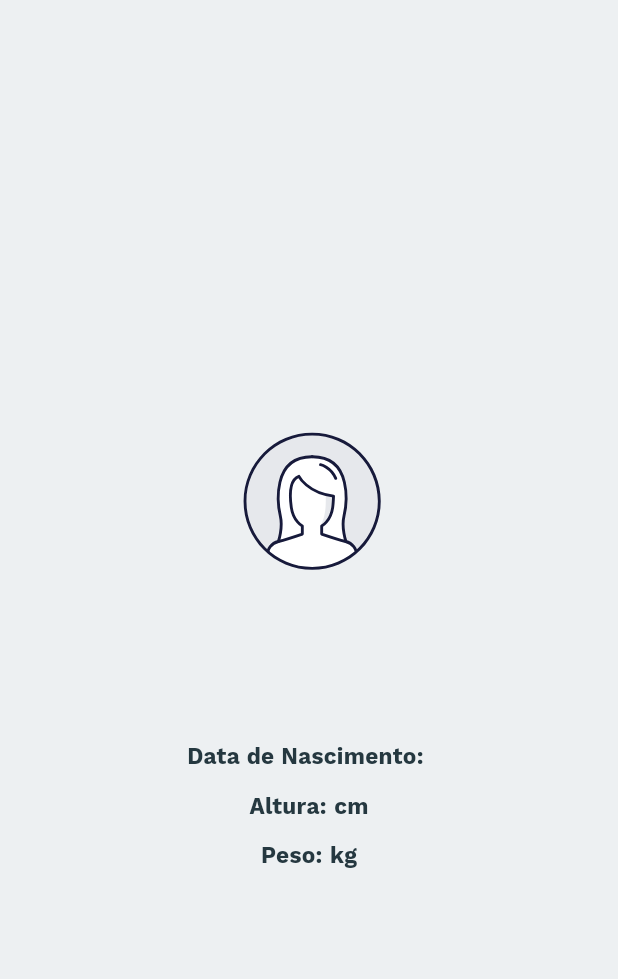
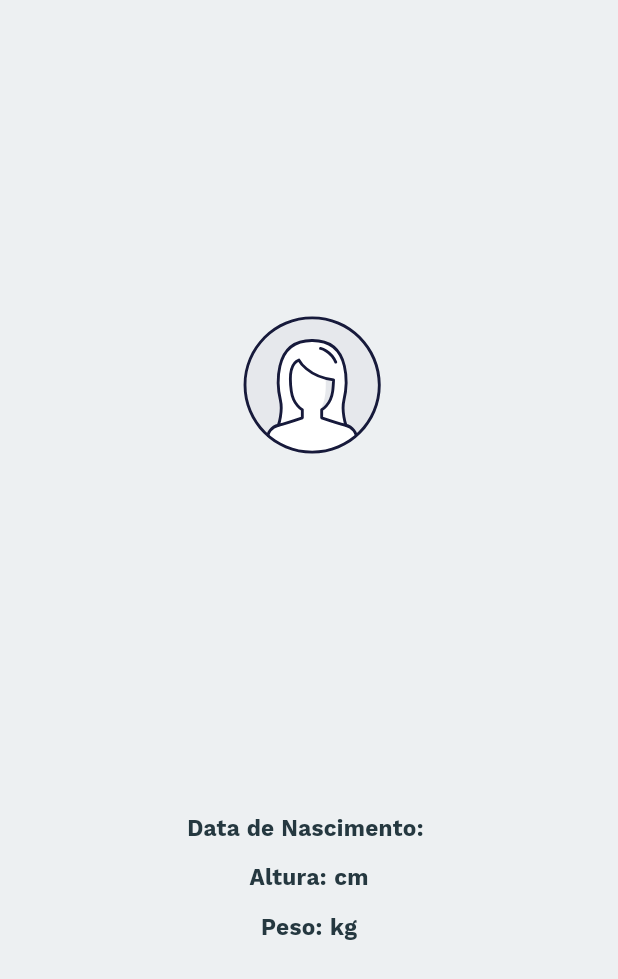
Before and after one commit to Teitei011/Backend-Antwan, a Flutter app: the ProfilePage screen opened directly with empty values, on a phone screen of 412 x 824 dp. Shown: the top 979 px of the screen. Run offline on Flutter 3.47's test engine with Material 2 defaults, Android fonts, the phone set to English and light mode, and no system bars; our stand-ins replace lottie.

Commit message:
[ADIÇÃO] Adicionando um espaço maior na dieta

```diff
--- a/Frontend/lib/screens/profile_screen.dart
+++ b/Frontend/lib/screens/profile_screen.dart
@@ -25,7 +25,6 @@ class ProfilePage extends StatelessWidget {
           child: SingleChildScrollView(
             child: Column(
               children: [
-                const SizedBox(height: 30),
                 AnimatedContainer(
                   height: 150,
                   child: Lottie.asset('assets/animation/woman_profile.json'),
@@ -33,7 +32,7 @@ class ProfilePage extends StatelessWidget {
                       Matrix4.translationValues(0.0, 30 * (1.0 - 0.5), 0.0),
                   duration: Duration(seconds: 1),
                 ),
-                const SizedBox(height: 25),
+                const SizedBox(height: 150),
                 Text(Nome,
                     style: TextStyle(
                         color: AppTheme.darkText,
```
Also changed, not shown: Frontend/lib/animation/FadeAnimation.dart (deleted, +0 -33 lines), Frontend/lib/fitness_app/my_diary/my_diary_screen.dart (+2 -11 lines).
